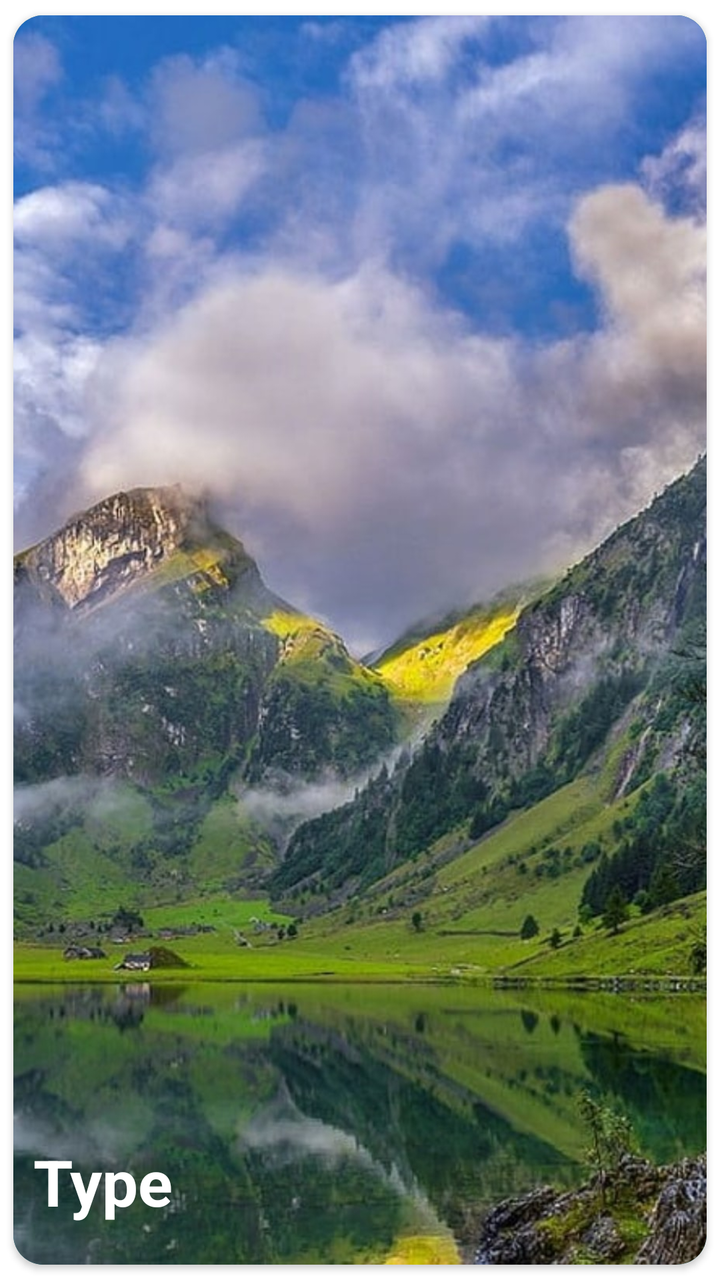
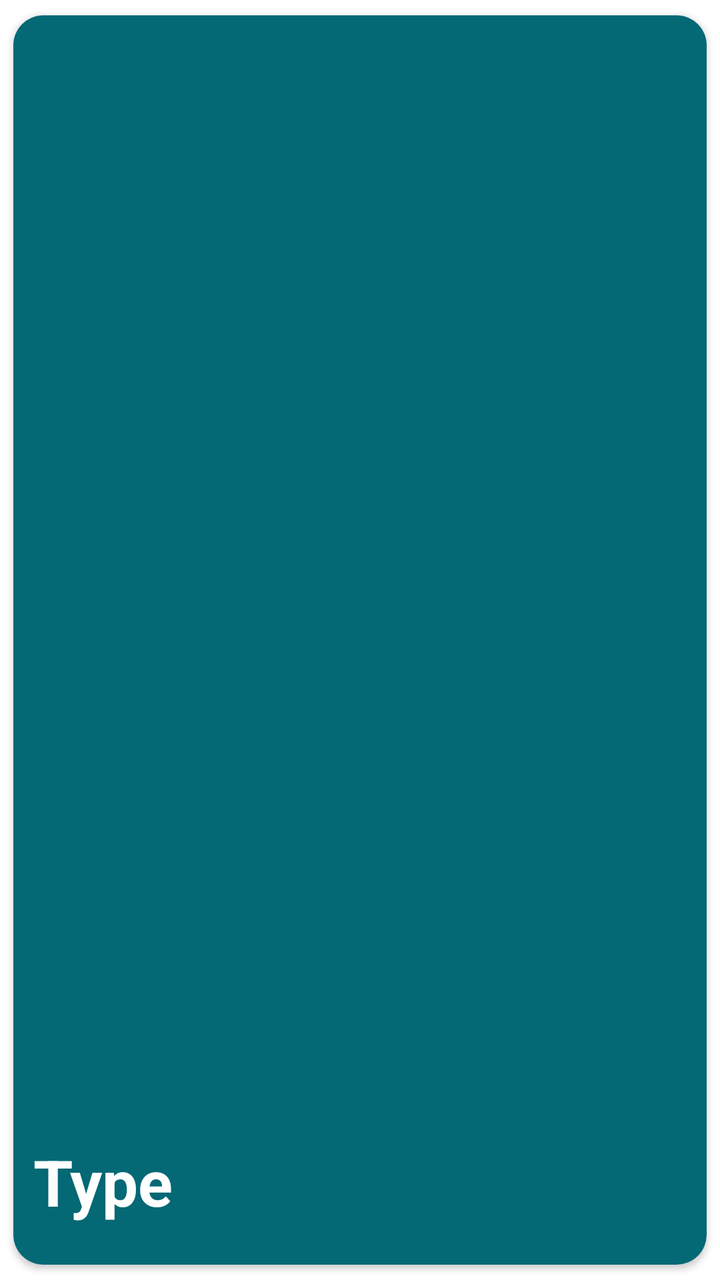

Compare the two renders of this Android layout. The source of the first and the diff that turns it into the second are given below.
<!-- AndroidManifest.xml: application theme Theme.PixelPerfect -->
<!-- res/layout/category.xml -->
<?xml version="1.0" encoding="utf-8"?>
<LinearLayout

    xmlns:android="http://schemas.android.com/apk/res/android"
    android:layout_width="match_parent"
    android:layout_height="175dp"
    xmlns:app="http://schemas.android.com/apk/res-auto">

    <androidx.cardview.widget.CardView
        android:layout_width="match_parent"
        android:layout_height="match_parent"
        android:id="@+id/card"
        app:cardCornerRadius="15dp"
        app:cardUseCompatPadding="true">


        <FrameLayout
            android:layout_width="match_parent"
            android:layout_height="match_parent"
            android:gravity="end"
            android:background="#046875">

            <ImageView
                android:layout_width="match_parent"
                android:layout_height="match_parent"
                android:id="@+id/img"
                android:src="@drawable/nature0"
                android:scaleType="centerCrop"/>

            <TextView
                android:layout_width="wrap_content"
                android:layout_height="wrap_content"
                android:text="Type"
                android:layout_gravity="bottom"
                android:layout_marginBottom="10dp"
                android:padding="10dp"
                android:textColor="#fff"
                android:textSize="32dp"
                android:id="@+id/txt"
                android:textStyle="bold"/>

        </FrameLayout>

    </androidx.cardview.widget.CardView>

</LinearLayout>
<!-- resources referenced by this layout -->
<resources>
  <!-- drawable nature0: jpg bitmap (drawable, 609597 bytes) -->
  <style name="Theme.PixelPerfect" parent="Theme.MaterialComponents.Light.NoActionBar">
          
          <item name="colorPrimary">#000000</item>
          <item name="colorPrimaryVariant">#8F8F8F</item>
          <item name="colorOnPrimary">@color/white</item>
          
          <item name="colorSecondary">#D65858</item>
          <item name="colorSecondaryVariant">#fff</item>
          <item name="colorOnSecondary">@color/black</item>
          
          <item name="android:statusBarColor">?attr/colorPrimaryVariant</item>
          
      </style>
  <color name="white">#FFFFFFFF</color>
  <color name="black">#FF000000</color>
</resources>

<!-- the commit's change to res/layout/category.xml (unified diff, before → after) -->
@@ -24,7 +24,7 @@
                 android:layout_width="match_parent"
                 android:layout_height="match_parent"
                 android:id="@+id/img"
-                android:src="@drawable/nature0"
+
                 android:scaleType="centerCrop"/>
 
             <TextView
<!-- resource entries referenced after the edit -->
@@ -1,6 +1,5 @@
 <!-- resources referenced by this layout -->
 <resources>
-  <!-- drawable nature0: jpg bitmap (drawable, 609597 bytes) -->
   <style name="Theme.PixelPerfect" parent="Theme.MaterialComponents.Light.NoActionBar">
           
           <item name="colorPrimary">#000000</item>
